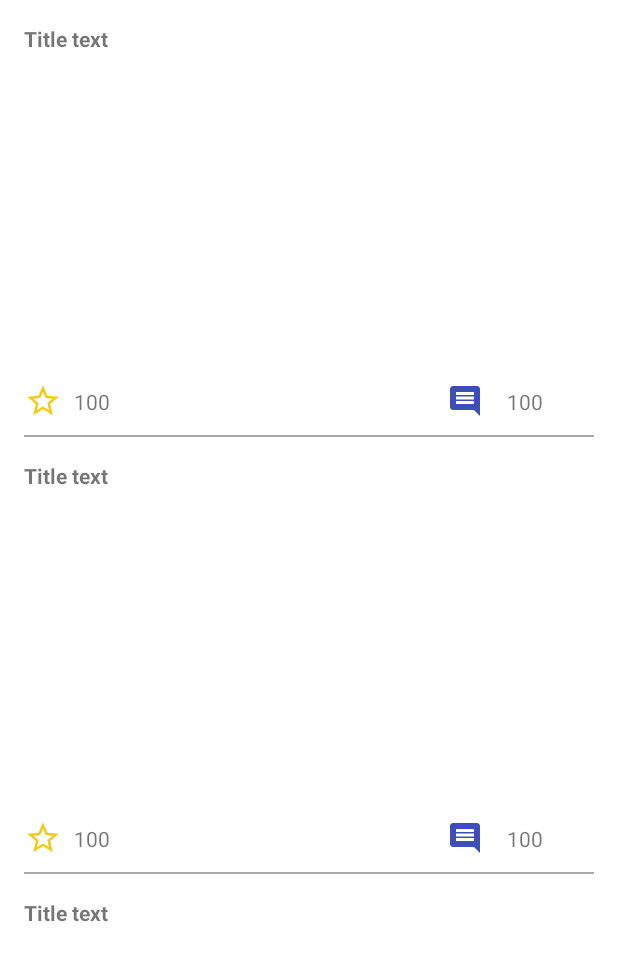
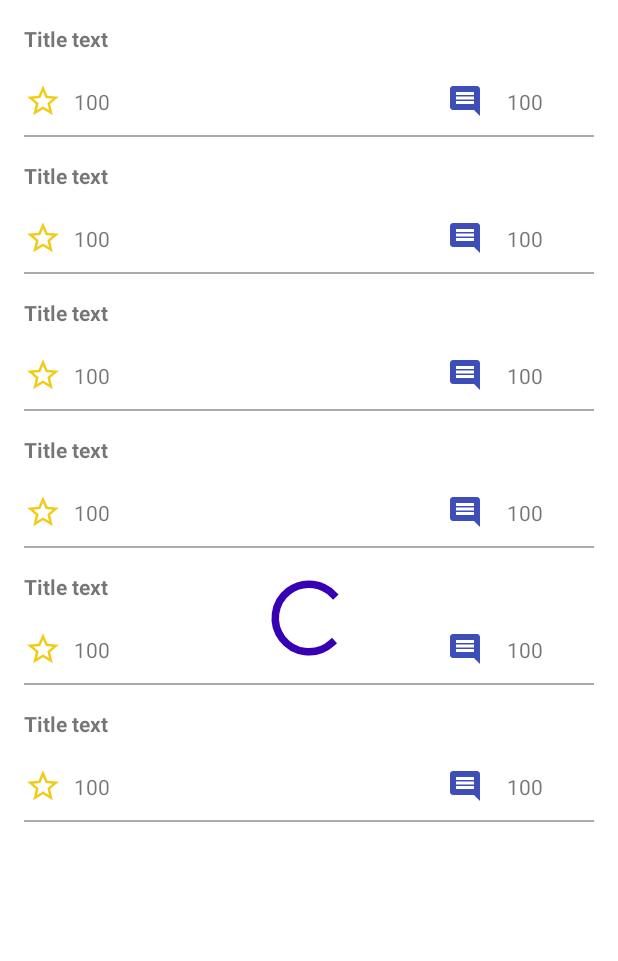
Before and after one commit to pfrost982/RedditAWW, an Android app: the layout activity_main.xml on its own in the app's theme, with its tools: preview values and no code run, on a phone screen of 412 x 824 dp. Shown: the top 961 px of the screen. Run offline under Robolectric (Android 15) with nearby library versions, the phone set to English and light mode, and no system bars.

Commit message:
loading progress bar, handle errors, fix prevKey error, correct image size

```diff
--- a/app/src/main/java/ru/gb/redditaww/MainViewModel.kt
+++ b/app/src/main/java/ru/gb/redditaww/MainViewModel.kt
@@ -15,7 +15,7 @@ class MainViewModel : ViewModel() {
         this.repository = repository
     }
 
-    fun getMovieList(): LiveData<PagingData<Post>> {
+    fun getPosts(): LiveData<PagingData<Post>> {
         return repository.getPosts().cachedIn(viewModelScope)
     }
 }
--- a/app/src/main/java/ru/gb/redditaww/PostsAdapter.kt
+++ b/app/src/main/java/ru/gb/redditaww/PostsAdapter.kt
@@ -28,7 +28,7 @@ class PostsAdapter :
             binding.title.text = post.title
             Glide.with(this.itemView.context)
                 .load(post.imageURL)
-                .placeholder(R.drawable.ic_no_image)
+                .placeholder(R.drawable.no_image)
                 .into(binding.image)
         }
     }
--- a/app/src/main/java/ru/gb/redditaww/network/json/ResponseData.kt
+++ b/app/src/main/java/ru/gb/redditaww/network/json/ResponseData.kt
@@ -1,3 +1,3 @@
 package ru.gb.redditaww.network.json
 
-class ResponseData(val children: List<PostsListItem>, val after: String?, val before: String?)
+class ResponseData(val children: List<PostsListItem>)
--- /dev/null
+++ b/app/src/main/java/ru/gb/redditaww/repository/PagingSourceKey.kt
@@ -0,0 +1,3 @@
+package ru.gb.redditaww.repository
+
+class PagingSourceKey(val after: String?, val before: String?)
--- a/app/src/main/java/ru/gb/redditaww/repository/RedditApiKey.kt
+++ /dev/null
@@ -1,3 +0,0 @@
-package ru.gb.redditaww.repository
-
-data class RedditApiKey(val after: String?, val before: String?)
--- a/app/src/main/java/ru/gb/redditaww/repository/RepositoryImpl.kt
+++ b/app/src/main/java/ru/gb/redditaww/repository/RepositoryImpl.kt
@@ -18,7 +18,7 @@ class RepositoryImpl(private val apiService: RedditService) : Repository {
             ),
             pagingSourceFactory = {
                 PostsPagingSource(apiService)
-            }, initialKey = RedditApiKey(after = null, before = null)
+            }, initialKey = PagingSourceKey(after = null, before = null)
         ).liveData
     }
 
--- a/app/src/main/res/drawable/ic_no_image.xml
+++ /dev/null
@@ -1,5 +0,0 @@
-<vector android:height="24dp" android:tint="#000000"
-    android:viewportHeight="24" android:viewportWidth="24"
-    android:width="24dp" xmlns:android="http://schemas.android.com/apk/res/android">
-    <path android:fillColor="@android:color/white" android:pathData="M21.9,21.9l-8.49,-8.49l0,0L3.59,3.59l0,0L2.1,2.1L0.69,3.51L3,5.83V19c0,1.1 0.9,2 2,2h13.17l2.31,2.31L21.9,21.9zM5,18l3.5,-4.5l2.5,3.01L12.17,15l3,3H5zM21,18.17L5.83,3H19c1.1,0 2,0.9 2,2V18.17z"/>
-</vector>
--- a/app/src/main/res/layout/activity_main.xml
+++ b/app/src/main/res/layout/activity_main.xml
@@ -10,8 +10,18 @@
         android:id="@+id/recycler_view"
         android:layout_width="match_parent"
         android:layout_height="match_parent"
-        tools:listitem="@layout/post_item"
+        app:layoutManager="androidx.recyclerview.widget.LinearLayoutManager"
         tools:itemCount="10"
-        app:layoutManager="androidx.recyclerview.widget.LinearLayoutManager"/>
+        tools:listitem="@layout/post_item" />
+
+    <ProgressBar
+        android:id="@+id/progress_bar"
+        android:layout_width="60dp"
+        android:layout_height="60dp"
+        android:indeterminateTint="@color/purple_700"
+        app:layout_constraintBottom_toBottomOf="parent"
+        app:layout_constraintEnd_toEndOf="parent"
+        app:layout_constraintStart_toStartOf="parent"
+        app:layout_constraintTop_toTopOf="parent" />
 
 </androidx.constraintlayout.widget.ConstraintLayout>
--- a/app/src/main/res/layout/post_item.xml
+++ b/app/src/main/res/layout/post_item.xml
@@ -7,7 +7,6 @@
     android:paddingStart="16dp"
     android:paddingTop="8dp"
     android:paddingEnd="16dp">
-
 
     <TextView
         android:id="@+id/title"
@@ -22,7 +21,9 @@
     <androidx.appcompat.widget.AppCompatImageView
         android:id="@+id/image"
         android:layout_width="match_parent"
-        android:layout_height="200dp"
+        android:layout_height="wrap_content"
+        android:layout_margin="8dp"
+        android:adjustViewBounds="true"
         app:layout_constraintEnd_toEndOf="parent"
         app:layout_constraintStart_toStartOf="parent"
         app:layout_constraintTop_toBottomOf="@id/title" />
@@ -32,7 +33,6 @@
         android:id="@+id/score_icon"
         android:layout_width="25dp"
         android:layout_height="25dp"
-        android:layout_marginTop="8dp"
         android:src="@drawable/ic_star"
         app:layout_constraintBottom_toBottomOf="parent"
         app:layout_constraintStart_toStartOf="parent"
--- a/app/src/main/res/values/themes.xml
+++ b/app/src/main/res/values/themes.xml
@@ -1,6 +1,6 @@
-<resources xmlns:tools="http://schemas.android.com/tools">
+<resources>
     <!-- Base application theme. -->
-    <style name="Theme.RedditAWW" parent="Theme.MaterialComponents.DayNight.DarkActionBar">
+    <style name="Theme.RedditAWW" parent="Theme.MaterialComponents.DayNight.NoActionBar">
         <!-- Primary brand color. -->
         <item name="colorPrimary">@color/purple_500</item>
         <item name="colorPrimaryVariant">@color/purple_700</item>
```
Also changed, not shown: app/src/main/java/ru/gb/redditaww/MainActivity.kt (+23 -5 lines), app/src/main/java/ru/gb/redditaww/repository/PostsPagingSource.kt (+18 -11 lines), app/src/main/res/drawable/no_image.png (added).
